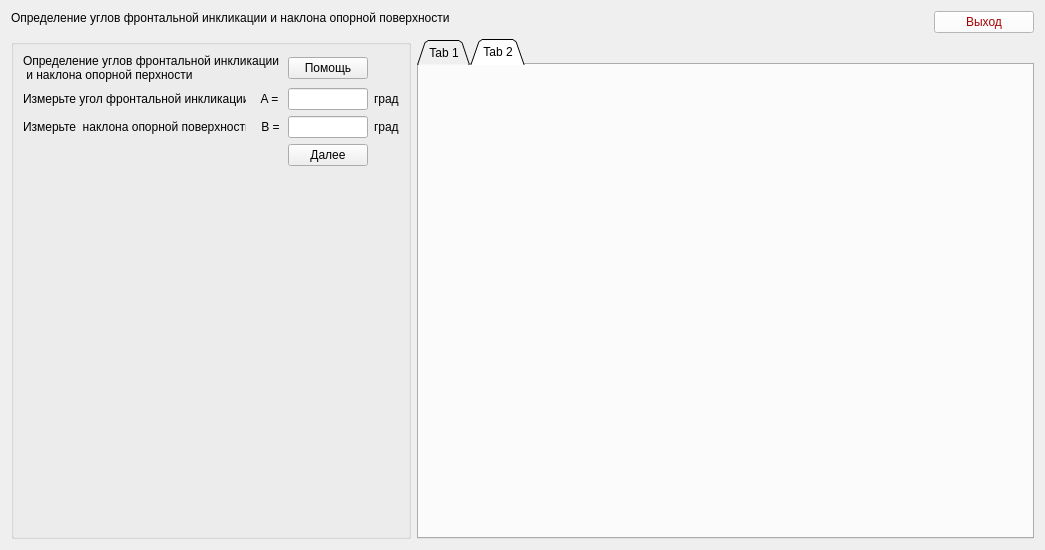
Before: the Qt Designer form Medic/forms/ui/form3.ui in W3STi/Medical-calculate-programm, drawn with Qt 5.
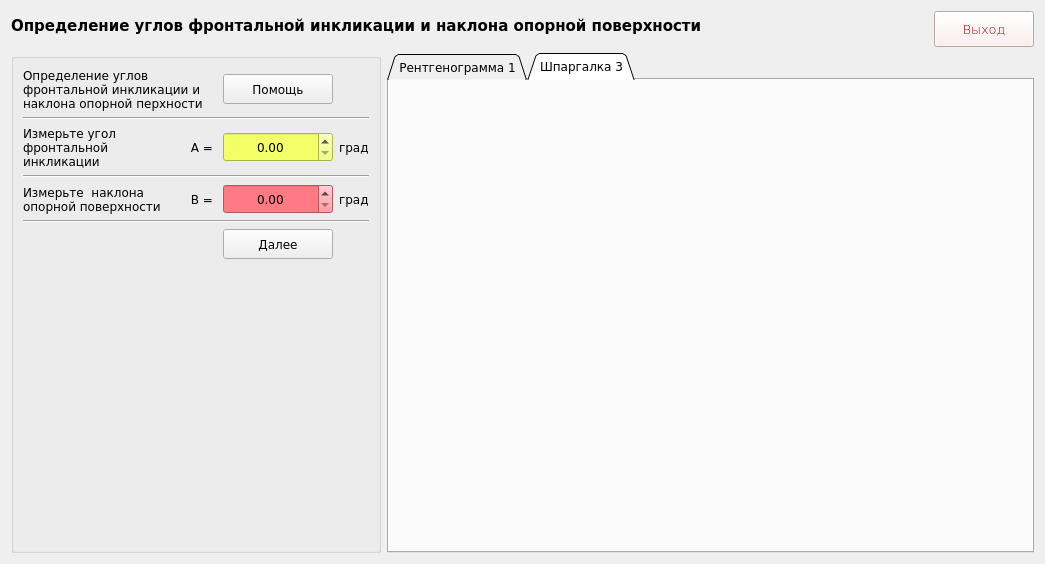
After: the same form once the commit is applied. The open tabs and pages were chosen to show the change.

```diff
--- a/Medic/forms/ui/form3.ui
+++ b/Medic/forms/ui/form3.ui
@@ -7,12 +7,15 @@
     <x>0</x>
     <y>0</y>
     <width>1045</width>
-    <height>545</height>
+    <height>548</height>
    </rect>
   </property>
   <property name="windowTitle">
    <string>Form</string>
   </property>
+  <property name="styleSheet">
+   <string notr="true">font-family: Verdana;</string>
+  </property>
   <layout class="QGridLayout" name="gridLayout">
    <item row="2" column="1" colspan="2">
     <widget class="QTabWidget" name="tabWidget">
@@ -22,17 +25,23 @@
        <height>500</height>
       </size>
      </property>
+     <property name="font">
+      <font>
+       <family>Verdana</family>
+       <pointsize>9</pointsize>
+      </font>
+     </property>
      <property name="tabShape">
       <enum>QTabWidget::Triangular</enum>
      </property>
      <widget class="QWidget" name="tab">
       <attribute name="title">
-       <string>Tab 1</string>
+       <string>Рентгенограмма 1</string>
       </attribute>
      </widget>
      <widget class="QWidget" name="tab_2">
       <attribute name="title">
-       <string>Tab 2</string>
+       <string>Шпаргалка 3</string>
       </attribute>
      </widget>
     </widget>
@@ -45,11 +54,21 @@
        <height>50</height>
       </size>
      </property>
+     <property name="font">
+      <font>
+       <family>Verdana</family>
+       <pointsize>10</pointsize>
+       <weight>9</weight>
+       <italic>false</italic>
+       <bold>false</bold>
+      </font>
+     </property>
      <property name="cursor">
       <cursorShape>PointingHandCursor</cursorShape>
      </property>
      <property name="styleSheet">
-      <string notr="true">background-color: rgb(255, 255, 255);
+      <string notr="true">background-color: #fcebeb;
+font: 75 10pt &quot;Verdana&quot;;
 color: rgb(170, 0, 0);</string>
      </property>
      <property name="text">
@@ -59,9 +78,24 @@
    </item>
    <item row="0" column="0" colspan="2">
     <widget class="QLabel" name="label_12">
+     <property name="minimumSize">
+      <size>
+       <width>0</width>
+       <height>30</height>
+      </size>
+     </property>
+     <property name="font">
+      <font>
+       <family>Verdana</family>
+       <pointsize>11</pointsize>
+       <weight>75</weight>
+       <italic>false</italic>
+       <bold>true</bold>
+      </font>
+     </property>
      <property name="styleSheet">
-      <string notr="true">font: 75 10pt &quot;MS Shell Dlg 2&quot;;
-color: rgb(0, 0, 0);</string>
+      <string notr="true">font: 75 11pt &quot;Verdana&quot;;
+font-weight: bold;</string>
      </property>
      <property name="text">
       <string>Определение углов фронтальной инкликации и наклона опорной поверхности</string>
@@ -70,94 +104,52 @@
    </item>
    <item row="2" column="0">
     <widget class="QGroupBox" name="groupBox">
+     <property name="minimumSize">
+      <size>
+       <width>370</width>
+       <height>0</height>
+      </size>
+     </property>
      <property name="maximumSize">
       <size>
-       <width>400</width>
+       <width>370</width>
        <height>16777215</height>
       </size>
      </property>
+     <property name="font">
+      <font>
+       <family>Verdana</family>
+       <pointsize>9</pointsize>
+      </font>
+     </property>
      <property name="title">
       <string/>
      </property>
      <layout class="QGridLayout" name="gridLayout_2">
-      <item row="3" column="0">
-       <widget class="QLabel" name="label_4">
-        <property name="text">
-         <string>Измерьте  наклона опорной поверхности</string>
-        </property>
-       </widget>
-      </item>
-      <item row="3" column="3">
-       <widget class="QLineEdit" name="lineEdit_3"/>
-      </item>
-      <item row="0" column="0" colspan="3">
-       <widget class="QLabel" name="label_2">
-        <property name="text">
-         <string>Определение углов фронтальной инкликации
- и наклона опорной перхности</string>
-        </property>
-       </widget>
-      </item>
-      <item row="0" column="3">
-       <widget class="QPushButton" name="pushButton_2">
-        <property name="cursor">
-         <cursorShape>PointingHandCursor</cursorShape>
-        </property>
-        <property name="text">
-         <string>Помощь</string>
-        </property>
-       </widget>
-      </item>
-      <item row="4" column="3">
-       <widget class="QPushButton" name="pushButton_4">
-        <property name="cursor">
-         <cursorShape>PointingHandCursor</cursorShape>
-        </property>
-        <property name="text">
-         <string>Далее</string>
-        </property>
-       </widget>
-      </item>
-      <item row="1" column="2">
-       <widget class="QLabel" name="label_5">
-        <property name="text">
-         <string> A = </string>
-        </property>
-       </widget>
-      </item>
-      <item row="3" column="2">
-       <widget class="QLabel" name="label_7">
-        <property name="text">
-         <string> B =</string>
-        </property>
-       </widget>
-      </item>
-      <item row="1" column="0">
+      <item row="2" column="0">
        <widget class="QLabel" name="label_3">
+        <property name="font">
+         <font>
+          <family>Verdana</family>
+          <pointsize>9</pointsize>
+         </font>
+        </property>
         <property name="text">
          <string>Измерьте угол фронтальной инкликации</string>
         </property>
-       </widget>
-      </item>
-      <item row="3" column="4">
-       <widget class="QLabel" name="label_8">
-        <property name="text">
-         <string>град</string>
+        <property name="wordWrap">
+         <bool>true</bool>
         </property>
        </widget>
       </item>
-      <item row="1" column="3">
-       <widget class="QLineEdit" name="lineEdit_2"/>
-      </item>
-      <item row="1" column="4">
-       <widget class="QLabel" name="label_6">
-        <property name="text">
-         <string>град</string>
-        </property>
-       </widget>
-      </item>
-      <item row="5" column="3">
+      <item row="8" column="3">
        <spacer name="verticalSpacer">
+        <property name="font">
+         <font>
+          <family>Verdana</family>
+          <pointsize>9</pointsize>
+         </font>
+        </property>
         <property name="orientation">
          <enum>Qt::Vertical</enum>
         </property>
@@ -169,6 +161,236 @@
         </property>
        </spacer>
       </item>
+      <item row="2" column="4">
+       <widget class="QLabel" name="label_6">
+        <property name="font">
+         <font>
+          <family>Verdana</family>
+          <pointsize>9</pointsize>
+         </font>
+        </property>
+        <property name="text">
+         <string>град</string>
+        </property>
+       </widget>
+      </item>
+      <item row="3" column="0" colspan="5">
+       <widget class="Line" name="line_2">
+        <property name="font">
+         <font>
+          <family>Verdana</family>
+          <pointsize>9</pointsize>
+         </font>
+        </property>
+        <property name="orientation">
+         <enum>Qt::Horizontal</enum>
+        </property>
+       </widget>
+      </item>
+      <item row="2" column="3">
+       <widget class="QDoubleSpinBox" name="doubleSpinBox">
+        <property name="minimumSize">
+         <size>
+          <width>0</width>
+          <height>30</height>
+         </size>
+        </property>
+        <property name="font">
+         <font>
+          <family>Verdana</family>
+          <pointsize>9</pointsize>
+         </font>
+        </property>
+        <property name="styleSheet">
+         <string notr="true">background-color: #f2ff66;
+</string>
+        </property>
+        <property name="alignment">
+         <set>Qt::AlignCenter</set>
+        </property>
+        <property name="singleStep">
+         <double>0.100000000000000</double>
+        </property>
+       </widget>
+      </item>
+      <item row="7" column="3">
+       <widget class="QPushButton" name="pushButton_4">
+        <property name="minimumSize">
+         <size>
+          <width>110</width>
+          <height>30</height>
+         </size>
+        </property>
+        <property name="maximumSize">
+         <size>
+          <width>110</width>
+          <height>16777215</height>
+         </size>
+        </property>
+        <property name="font">
+         <font>
+          <family>Verdana</family>
+          <pointsize>9</pointsize>
+         </font>
+        </property>
+        <property name="cursor">
+         <cursorShape>PointingHandCursor</cursorShape>
+        </property>
+        <property name="text">
+         <string>Далее</string>
+        </property>
+       </widget>
+      </item>
+      <item row="1" column="0" colspan="5">
+       <widget class="Line" name="line">
+        <property name="font">
+         <font>
+          <family>Verdana</family>
+          <pointsize>9</pointsize>
+         </font>
+        </property>
+        <property name="orientation">
+         <enum>Qt::Horizontal</enum>
+        </property>
+       </widget>
+      </item>
+      <item row="6" column="0" colspan="5">
+       <widget class="Line" name="line_3">
+        <property name="font">
+         <font>
+          <family>Verdana</family>
+          <pointsize>9</pointsize>
+         </font>
+        </property>
+        <property name="orientation">
+         <enum>Qt::Horizontal</enum>
+        </property>
+       </widget>
+      </item>
+      <item row="5" column="2">
+       <widget class="QLabel" name="label_7">
+        <property name="font">
+         <font>
+          <family>Verdana</family>
+          <pointsize>9</pointsize>
+         </font>
+        </property>
+        <property name="text">
+         <string> B =</string>
+        </property>
+       </widget>
+      </item>
+      <item row="5" column="4">
+       <widget class="QLabel" name="label_8">
+        <property name="font">
+         <font>
+          <family>Verdana</family>
+          <pointsize>9</pointsize>
+         </font>
+        </property>
+        <property name="text">
+         <string>град</string>
+        </property>
+       </widget>
+      </item>
+      <item row="5" column="0">
+       <widget class="QLabel" name="label_4">
+        <property name="font">
+         <font>
+          <family>Verdana</family>
+          <pointsize>9</pointsize>
+         </font>
+        </property>
+        <property name="text">
+         <string>Измерьте  наклона опорной поверхности</string>
+        </property>
+        <property name="wordWrap">
+         <bool>true</bool>
+        </property>
+       </widget>
+      </item>
+      <item row="2" column="2">
+       <widget class="QLabel" name="label_5">
+        <property name="font">
+         <font>
+          <family>Verdana</family>
+          <pointsize>9</pointsize>
+         </font>
+        </property>
+        <property name="text">
+         <string> A = </string>
+        </property>
+       </widget>
+      </item>
+      <item row="5" column="3">
+       <widget class="QDoubleSpinBox" name="doubleSpinBox_2">
+        <property name="minimumSize">
+         <size>
+          <width>0</width>
+          <height>30</height>
+         </size>
+        </property>
+        <property name="font">
+         <font>
+          <family>Verdana</family>
+          <pointsize>9</pointsize>
+         </font>
+        </property>
+        <property name="styleSheet">
+         <string notr="true">background-color: #ff7a83;</string>
+        </property>
+        <property name="alignment">
+         <set>Qt::AlignCenter</set>
+        </property>
+        <property name="singleStep">
+         <double>0.100000000000000</double>
+        </property>
+       </widget>
+      </item>
+      <item row="0" column="0" colspan="3">
+       <widget class="QLabel" name="label_2">
+        <property name="font">
+         <font>
+          <family>Verdana</family>
+          <pointsize>9</pointsize>
+         </font>
+        </property>
+        <property name="text">
+         <string>Определение углов фронтальной инкликации и наклона опорной перхности</string>
+        </property>
+        <property name="wordWrap">
+         <bool>true</bool>
+        </property>
+       </widget>
+      </item>
+      <item row="0" column="3">
+       <widget class="QPushButton" name="pushButton_2">
+        <property name="minimumSize">
+         <size>
+          <width>110</width>
+          <height>30</height>
+         </size>
+        </property>
+        <property name="maximumSize">
+         <size>
+          <width>110</width>
+          <height>16777215</height>
+         </size>
+        </property>
+        <property name="font">
+         <font>
+          <family>Verdana</family>
+          <pointsize>9</pointsize>
+         </font>
+        </property>
+        <property name="cursor">
+         <cursorShape>PointingHandCursor</cursorShape>
+        </property>
+        <property name="text">
+         <string>Помощь</string>
+        </property>
+       </widget>
+      </item>
      </layout>
     </widget>
    </item>
```
Left out of the diff: 3 changed lines with no effect on the pictures.
